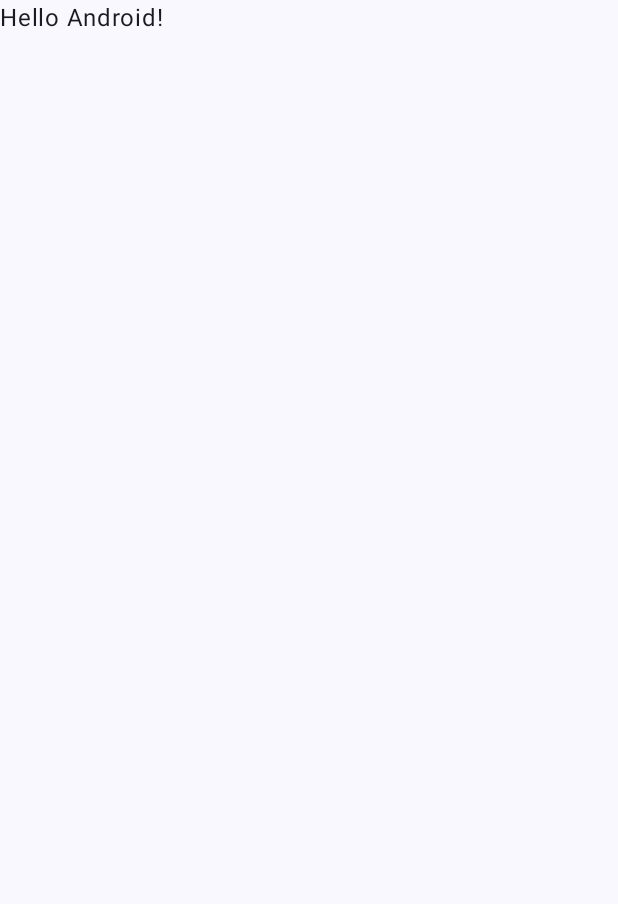
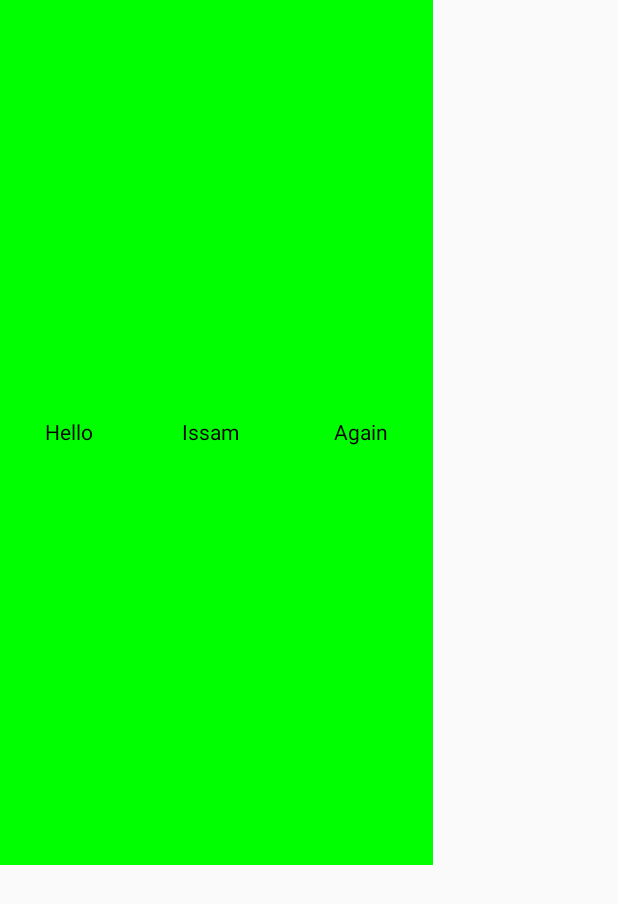
Before and after one commit to iRonSam007/ComposeTutoApp, an Android app built with Jetpack Compose: the screen it shows after launch (MainActivity), on a phone screen of 412 x 824 dp. Before the commit the part shown is almost empty. Shown: the top 904 px of the screen. Run offline under Robolectric (Android 15) with nearby library versions, the phone set to English and light mode, and no system bars.

Commit message:
[Demo] Compose ROW and Columns

```diff
--- a/app/src/main/java/com/example/composetutoapp/MainActivity.kt
+++ b/app/src/main/java/com/example/composetutoapp/MainActivity.kt
@@ -4,12 +4,17 @@ import android.os.Bundle
 import androidx.activity.ComponentActivity
 import androidx.activity.compose.setContent
 import androidx.activity.enableEdgeToEdge
+import androidx.compose.foundation.background
+import androidx.compose.foundation.layout.Arrangement
+import androidx.compose.foundation.layout.Row
 import androidx.compose.foundation.layout.fillMaxSize
 import androidx.compose.foundation.layout.padding
 import androidx.compose.material3.Scaffold
 import androidx.compose.material3.Text
 import androidx.compose.runtime.Composable
+import androidx.compose.ui.Alignment
 import androidx.compose.ui.Modifier
+import androidx.compose.ui.graphics.Color
 import androidx.compose.ui.tooling.preview.Preview
 import com.example.composetutoapp.ui.theme.ComposeTutoAppTheme
 
@@ -18,30 +23,24 @@ class MainActivity : ComponentActivity() {
         super.onCreate(savedInstanceState)
         enableEdgeToEdge()
         setContent {
-            ComposeTutoAppTheme {
-                Scaffold(modifier = Modifier.fillMaxSize()) { innerPadding ->
-                    Greeting(
-                        name = "Android",
-                        modifier = Modifier.padding(innerPadding)
-                    )
-                }
-            }
+            ColRowExample()
         }
     }
 }
 
+
+//1 - Example: Using columns and rows
 @Composable
-fun Greeting(name: String, modifier: Modifier = Modifier) {
-    Text(
-        text = "Hello $name!",
-        modifier = modifier
-    )
-}
-
-@Preview(showBackground = true)
-@Composable
-fun GreetingPreview() {
-    ComposeTutoAppTheme {
-        Greeting("Android")
+fun ColRowExample(){    //NB: Composable function always starts with a capital letter
+    Row(
+        modifier = Modifier
+            .fillMaxSize(0.7f)
+            .background(Color.Green),
+        verticalAlignment = Alignment.CenterVertically,
+        horizontalArrangement = Arrangement.SpaceAround
+    ){
+        Text("Hello")
+        Text("Issam")
+        Text(" Again")
     }
 }
```
